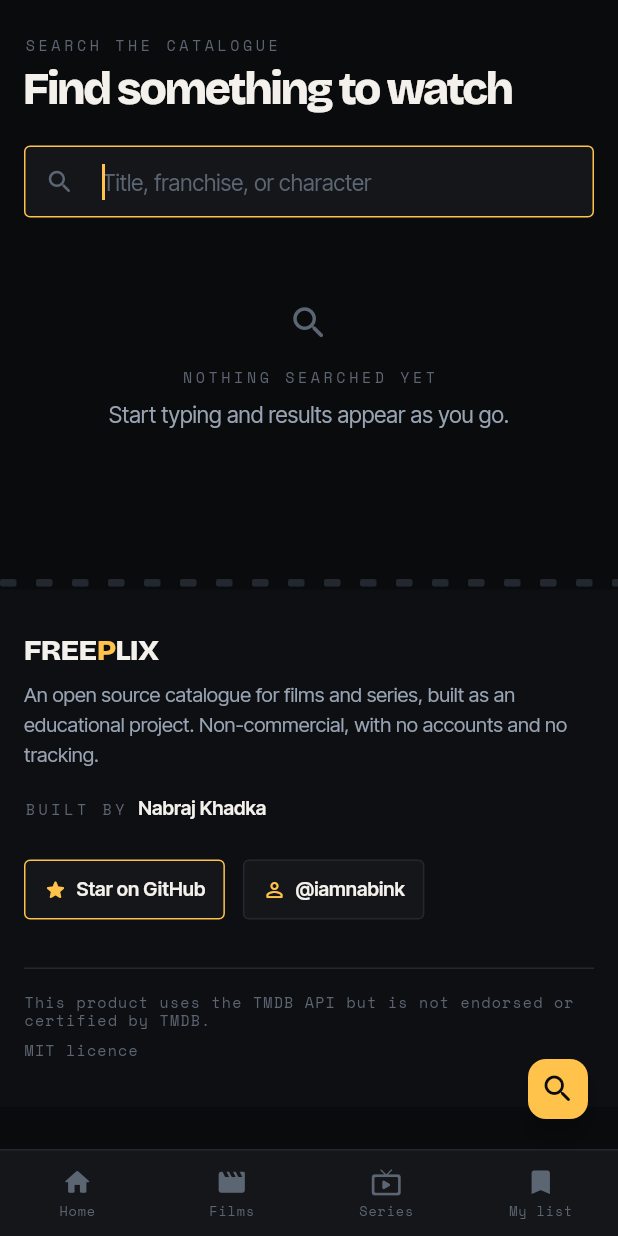
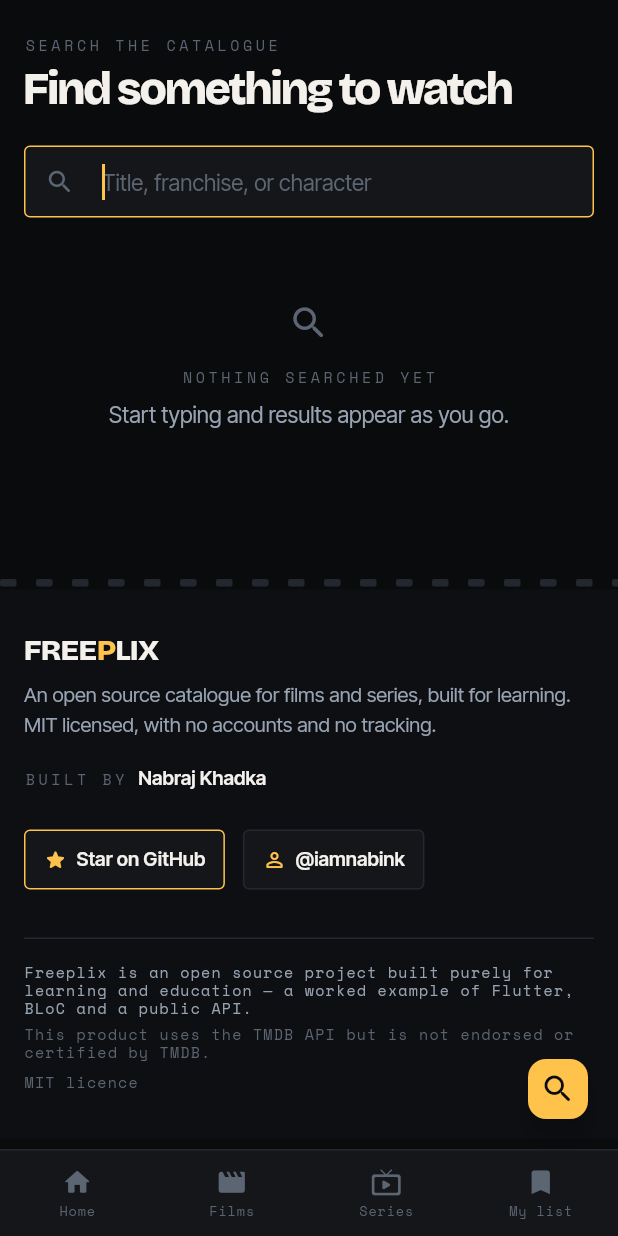
Before and after one commit to iamnabink/Freeplix, a Flutter app: the screen it shows after launch, after a tap on the "search" icon, on a phone screen of 412 x 824 dp. Run offline on Flutter 3.47's test engine with Material 3 defaults, Android fonts, the phone set to English and light mode, and no system bars; our stand-ins replace bloc, cached_network_image, dio, equatable, flutter_bloc, flutter_hooks and 3 more; missing offline and left inert: dart:ui_web; generated files the repository leaves out were written again; network calls fail.

Commit message:
docs: align the wording with the licence, and state the project's purpose
MIT permits commercial use, so describing Freeplix as "non-commercial"
contradicted its own licence. The copy now says what is actually true: an
open source project built for learning.

The footer states that purpose next to the TMDB attribution, whose wording
is required by TMDB's terms of use and so is kept verbatim.

The licence copyright line held the package id rather than a person.

Co-Authored-By: Claude Opus 5 (1M context) <noreply@anthropic.com>

```diff
--- a/lib/core/config/app_config.dart
+++ b/lib/core/config/app_config.dart
@@ -27,6 +27,11 @@ abstract final class AppConfig {
   static const authorUrl = 'https://github.com/iamnabink';
   static const authorName = 'Nabraj Khadka';
   static const authorHandle = 'iamnabink';
+  /// Required by TMDB's terms of use — the wording is theirs, not ours.
   static const tmdbAttribution =
       'This product uses the TMDB API but is not endorsed or certified by TMDB.';
+
+  static const purposeNotice =
+      'Freeplix is an open source project built purely for learning and '
+      'education — a worked example of Flutter, BLoC and a public API.';
 }
--- a/lib/data/models/video.dart
+++ b/lib/data/models/video.dart
@@ -26,7 +26,7 @@ class Video extends Equatable {
   bool get isYouTube => site.toLowerCase() == 'youtube' && key.isNotEmpty;
 
   /// `youtube-nocookie.com` keeps the trailer from setting tracking cookies —
-  /// Freeplix is non-commercial and runs no analytics; the player matches.
+  /// Freeplix runs no analytics, and the player should match.
   String get embedUrl =>
       'https://www.youtube-nocookie.com/embed/$key?autoplay=0&rel=0&modestbranding=1&playsinline=1';
 
--- a/lib/shell/view/app_footer.dart
+++ b/lib/shell/view/app_footer.dart
@@ -88,9 +88,8 @@ class _Identity extends StatelessWidget {
         ConstrainedBox(
           constraints: const BoxConstraints(maxWidth: 420),
           child: Text(
-            'An open source catalogue for films and series, built as an '
-            'educational project. Non-commercial, with no accounts and '
-            'no tracking.',
+            'An open source catalogue for films and series, built for '
+            'learning. MIT licensed, with no accounts and no tracking.',
             style: AppTypography.bodyStyle(size: 13.5),
           ),
         ),
@@ -145,16 +144,30 @@ class _Attribution extends StatelessWidget {
       runSpacing: Insets.xs,
       crossAxisAlignment: WrapCrossAlignment.center,
       children: [
-        // Required by TMDB's terms, and honest besides.
         ConstrainedBox(
-          constraints: const BoxConstraints(maxWidth: 560),
-          child: Text(
+          constraints: const BoxConstraints(maxWidth: 620),
+          child: Column(
+            crossAxisAlignment: CrossAxisAlignment.start,
+            mainAxisSize: MainAxisSize.min,
+            children: [
+              Text(
+                AppConfig.purposeNotice,
+                style: AppTypography.monoStyle(
+                  size: 10,
+                  letterSpacing: 0.8,
+                ),
+              ),
+              const SizedBox(height: 5),
+              // Wording required by TMDB's terms of use.
+              Text(
                 AppConfig.tmdbAttribution,
                 style: AppTypography.monoStyle(
                   size: 10,
                   letterSpacing: 0.8,
                   color: AppColors.screenDim,
                 ),
+              ),
+            ],
           ),
         ),
         const _TextLink(
--- a/pubspec.yaml
+++ b/pubspec.yaml
@@ -1,5 +1,5 @@
 name: freeplix
-description: Freeplix - an open source movie and TV catalogue built with Flutter, for educational, non-commercial use.
+description: Freeplix - an open source movie and TV catalogue built with Flutter, for learning and education.
 version: 1.0.0+1
 publish_to: none
 
```
Also changed, not shown: .github/workflows/release.yaml, 4 other files. Lines whose indentation alone changed are shown as unchanged.
